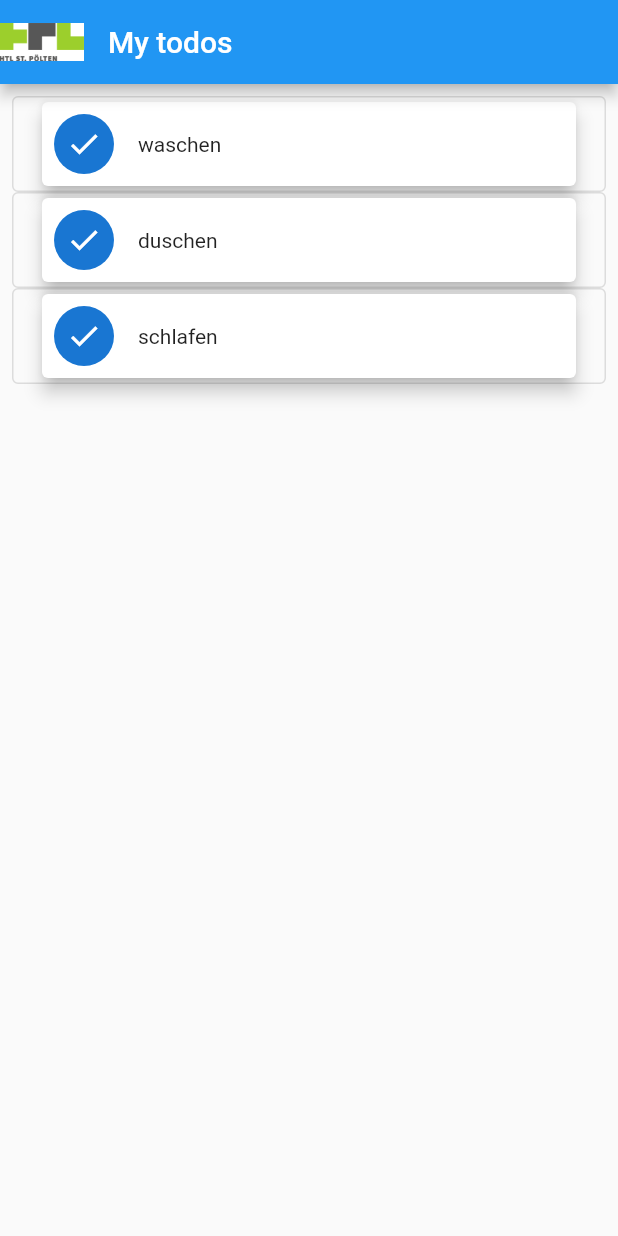
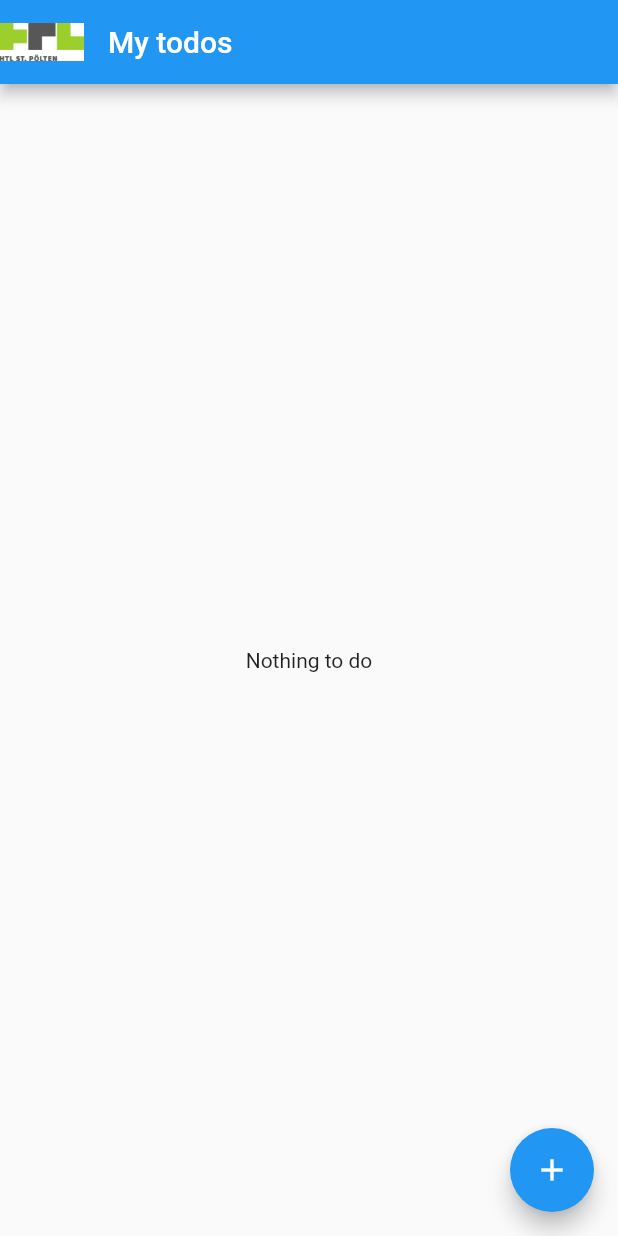
Before and after one commit to htl-scre/todo, a Flutter app: the screen it shows after launch, on a phone screen of 412 x 824 dp. Run offline on Flutter 3.47's test engine with Material 2 defaults, Android fonts, the phone set to English and light mode, and no system bars.

Commit message:
adding todos works, showModalBottomSheet words, todos dismissible

```diff
--- a/lib/domain/todo_entry.dart
+++ b/lib/domain/todo_entry.dart
@@ -1,6 +1,22 @@
 class TodoEntry {
   final String description;
-  bool done = false;
+  bool done;
 
   TodoEntry(this.description, {this.done = false});
+
+  @override
+  String toString() {
+    return 'TodoEntry{description: $description, done: $done}';
+  }
+
+  @override
+  bool operator ==(Object other) =>
+      identical(this, other) ||
+      other is TodoEntry &&
+          runtimeType == other.runtimeType &&
+          description == other.description &&
+          done == other.done;
+
+  @override
+  int get hashCode => description.hashCode ^ done.hashCode;
 }
--- a/lib/main.dart
+++ b/lib/main.dart
@@ -1,6 +1,6 @@
 import 'package:flutter/material.dart';
 import 'package:todo/domain/todo_entry.dart';
-import 'package:todo/widgets/todo_entry_widget.dart';
+import 'package:todo/widgets/todo_list.dart';
 
 void main() {
   runApp(TodoListApp());
@@ -8,26 +8,63 @@ void main() {
 
 class TodoListApp extends StatelessWidget {
   TodoListApp({Key? key}) : super(key: key);
-  var todos = ['waschen', 'duschen', 'schlafen'];
 
   @override
   Widget build(BuildContext context) {
     return MaterialApp(
-      home: Scaffold(
+      home: HomePage(),
+    );
+  }
+}
+
+class HomePage extends StatefulWidget {
+  HomePage({Key? key}) : super(key: key);
+
+  @override
+  State<HomePage> createState() => _HomePageState();
+}
+
+class _HomePageState extends State<HomePage> {
+  var todos = <TodoEntry>[];
+
+  @override
+  Widget build(BuildContext context) {
+    return Scaffold(
+      floatingActionButton: FloatingActionButton(
+        onPressed: () => _showInput(context),
+        child: Icon(Icons.add),
+      ),
       appBar: AppBar(
         leading: Image.asset('assets/images/HTL_IF.jpg'),
         title: Text('My todos'),
       ),
       body: Padding(
-          padding: const EdgeInsets.all(8.0),
-          child: todos.isEmpty
-              ? Center(child: Text('Nothing to do'))
-              : ListView.builder(
-                  itemCount: todos.length,
-                  itemBuilder: (_, index) => TodoEntryWidget(todos[index]),
+          padding: const EdgeInsets.all(8.0), child: TodoList(todos: todos)),
+    );
+  }
+
+  _showInput(BuildContext context) {
+    showModalBottomSheet(
+      context: context,
+      builder: (context) {
+        return Column(
+          children: [
+            TextField(
+              onSubmitted: (value) {
+                var todo = TodoEntry(value);
+                setState(() {
+                  todos.add(todo);
+                });
+                Navigator.pop(context);
+              },
             ),
+            ElevatedButton(
+              onPressed: () {},
+              child: Text('Add'),
             ),
-      ),
+          ],
+        );
+      },
     );
   }
 }
--- /dev/null
+++ b/lib/widgets/todo_list.dart
@@ -0,0 +1,25 @@
+import 'package:flutter/material.dart';
+import 'package:todo/domain/todo_entry.dart';
+import 'package:todo/widgets/todo_entry_widget.dart';
+
+class TodoList extends StatelessWidget {
+  const TodoList({
+    super.key,
+    required this.todos,
+  });
+
+  final List<TodoEntry> todos;
+
+  @override
+  Widget build(BuildContext context) {
+    return Padding(
+      padding: const EdgeInsets.all(8.0),
+      child: todos.isEmpty
+          ? Center(child: Text('Nothing to do'))
+          : ListView.builder(
+              itemCount: todos.length,
+              itemBuilder: (_, index) => TodoEntryWidget(todos[index]),
+            ),
+    );
+  }
+}
```
Also changed, not shown: lib/widgets/todo_entry_widget.dart (+22 -9 lines). Lines whose indentation alone changed are shown as unchanged.
